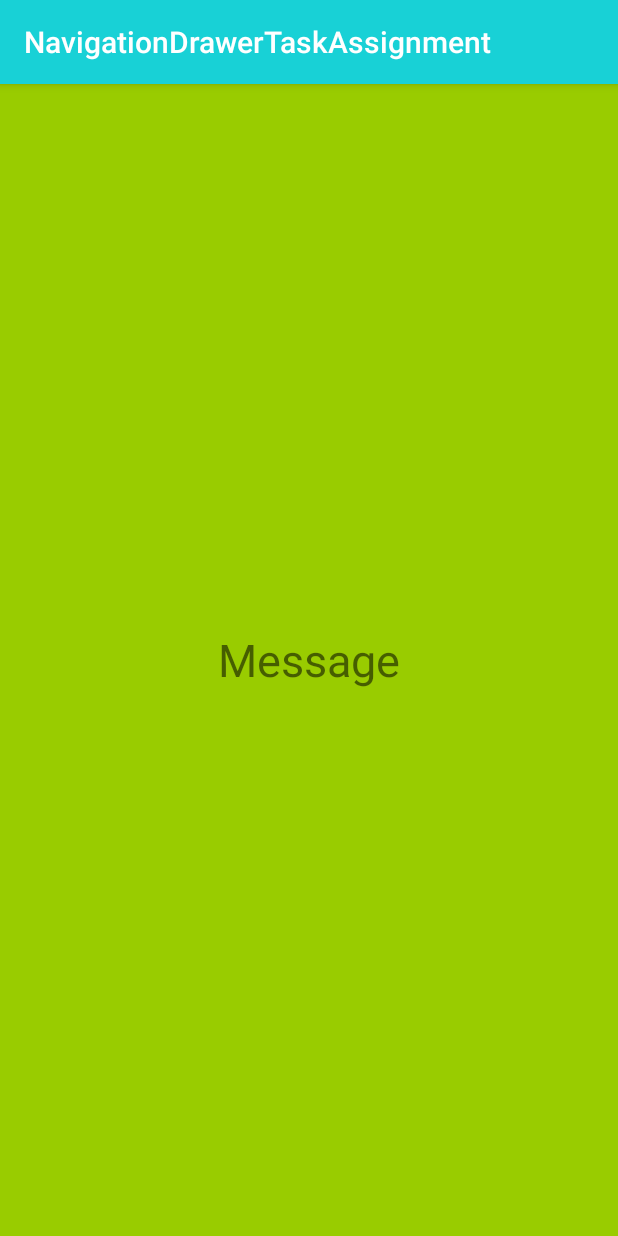
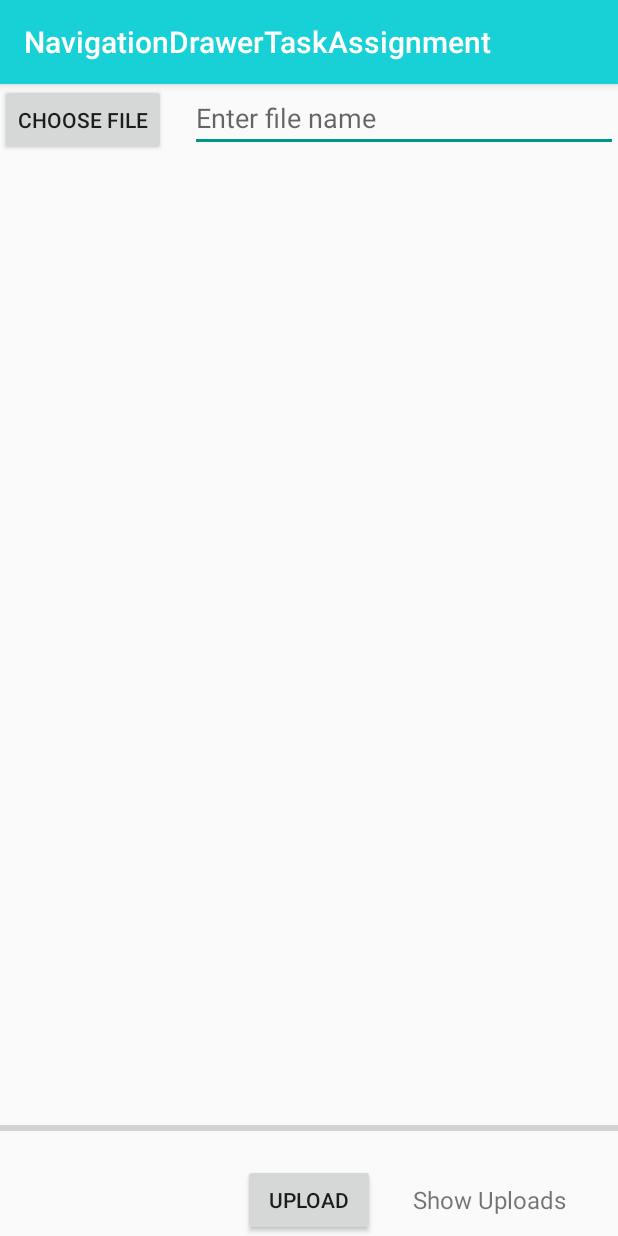
Before and after one commit to dexgier/portfolio_individual_assignment_resit, an Android app: the fragment MessageFragment shown on its own in the app's theme, on a phone screen of 412 x 824 dp. Run offline under Robolectric (Android 15) with nearby library versions, the light colour scheme and no system bars; our stand-ins replace Picasso.

Commit message:
Added upload screen

```diff
--- a/app/build.gradle
+++ b/app/build.gradle
@@ -31,7 +31,7 @@ dependencies {
     testImplementation 'junit:junit:4.12'
     androidTestImplementation 'com.android.support.test:runner:1.0.2'
     androidTestImplementation 'com.android.support.test.espresso:espresso-core:3.0.2'
-
+    implementation 'com.squareup.picasso:picasso:2.5.2'
     def room_version = "1.1.1"
     implementation "android.arch.persistence.room:runtime:$room_version"
     annotationProcessor "android.arch.persistence.room:compiler:$room_version"
--- a/app/src/main/AndroidManifest.xml
+++ b/app/src/main/AndroidManifest.xml
@@ -1,6 +1,8 @@
 <?xml version="1.0" encoding="utf-8"?>
 <manifest xmlns:android="http://schemas.android.com/apk/res/android"
     package="com.example.navigationdrawertaskassignment">
+
+    <uses-permission android:name="android.permission.INTERNET"/>
 
     <application
         android:allowBackup="true"
--- a/app/src/main/java/com/example/navigationdrawertaskassignment/Fragment/MessageFragment.java
+++ b/app/src/main/java/com/example/navigationdrawertaskassignment/Fragment/MessageFragment.java
@@ -1,5 +1,8 @@
 package com.example.navigationdrawertaskassignment.Fragment;
 
+import android.content.Context;
+import android.content.Intent;
+import android.net.Uri;
 import android.os.Bundle;
 import android.support.annotation.NonNull;
 import android.support.annotation.Nullable;
@@ -7,14 +10,80 @@ import android.support.v4.app.Fragment;
 import android.view.LayoutInflater;
 import android.view.View;
 import android.view.ViewGroup;
+import android.widget.Button;
+import android.widget.EditText;
+import android.widget.ImageView;
+import android.widget.ProgressBar;
+import android.widget.TextView;
 
 import com.example.navigationdrawertaskassignment.R;
+import com.squareup.picasso.Picasso;
+
+import static android.app.Activity.RESULT_OK;
 
 public class MessageFragment extends Fragment {
+
+
+    private static final int PICK_IMAGE_REQUEST = 1;
+    private Button mButtonChooseImage;
+    private Button mButtonUpload;
+    private EditText mEditTextFileName;
+    private ImageView mImageView;
+    private ProgressBar mProgressBar;
+    private Uri mImageUri;
 
     @Nullable
     @Override
     public View onCreateView(@NonNull LayoutInflater inflater, @Nullable ViewGroup container, @Nullable Bundle savedInstanceState) {
-        return inflater.inflate(R.layout.fragment_message, container, false);
+        View view = inflater.inflate(R.layout.fragment_message,container,false);
+        mButtonChooseImage = view.findViewById(R.id.button_choose_image);
+        mButtonUpload = view.findViewById(R.id.button_upload);
+        initButtons();
+
+
+
+        mEditTextFileName = view.findViewById(R.id.edit_text_file_name);
+        mImageView = view.findViewById(R.id.image_view);
+        mProgressBar = view.findViewById(R.id.progress_bar);
+
+
+        return view;
     }
+
+    private void openFileChooser() {
+        Intent intent = new Intent();
+        intent.setType("image/*");
+        intent.setAction(Intent.ACTION_GET_CONTENT);
+        startActivityForResult(intent, PICK_IMAGE_REQUEST);
+    }
+
+    @Override
+    public void onActivityResult(int requestCode, int resultCode, Intent data) {
+        super.onActivityResult(requestCode, resultCode, data);
+
+        if (requestCode == PICK_IMAGE_REQUEST && resultCode == RESULT_OK
+                && data != null && data.getData() != null) {
+            mImageUri = data.getData();
+
+            Picasso.with(getActivity().getApplicationContext()).load(mImageUri).into(mImageView);
+        }
+    }
+
+    private void initButtons() {
+        mButtonChooseImage.setOnClickListener(new View.OnClickListener() {
+            @Override
+            public void onClick(View v) {
+                openFileChooser();
+            }
+        });
+
+        mButtonUpload.setOnClickListener(new View.OnClickListener() {
+            @Override
+            public void onClick(View v) {
+
+            }
+        });
+
+    }
+
 }
--- a/app/src/main/res/layout/fragment_message.xml
+++ b/app/src/main/res/layout/fragment_message.xml
@@ -1,13 +1,55 @@
 <?xml version="1.0" encoding="utf-8"?>
 <RelativeLayout xmlns:android="http://schemas.android.com/apk/res/android"
-    android:layout_width="match_parent" android:layout_height="match_parent"
-    android:background="@android:color/holo_green_light">
+    android:layout_width="match_parent" android:layout_height="match_parent">
 
+    <Button
+        android:id="@+id/button_choose_image"
+        android:layout_width="wrap_content"
+        android:layout_height="wrap_content"
+        android:text="Choose file" />
+
+    <EditText
+        android:id="@+id/edit_text_file_name"
+        android:layout_width="match_parent"
+        android:layout_height="wrap_content"
+        android:layout_marginStart="16dp"
+        android:layout_toEndOf="@+id/button_choose_image"
+        android:hint="Enter file name" />
+
+    <ImageView
+        android:id="@+id/image_view"
+        android:layout_width="match_parent"
+        android:layout_height="match_parent"
+        android:layout_above="@id/progress_bar"
+        android:layout_below="@id/edit_text_file_name"
+        android:layout_marginTop="16dp" />
+
+    <ProgressBar
+        android:id="@+id/progress_bar"
+        style="@style/Widget.AppCompat.ProgressBar.Horizontal"
+        android:layout_width="match_parent"
+        android:layout_height="wrap_content"
+        android:layout_above="@+id/button_upload"
+        android:layout_alignParentStart="true"
+        android:layout_marginBottom="16dp" />
+
+    <Button
+        android:id="@+id/button_upload"
+        android:layout_width="wrap_content"
+        android:layout_height="wrap_content"
+        android:layout_alignParentBottom="true"
+        android:layout_centerHorizontal="true"
+        android:text="Upload" />
 
     <TextView
+        android:id="@+id/text_view_show_uploads"
         android:layout_width="wrap_content"
         android:layout_height="wrap_content"
-        android:text="Message"
-        android:textSize="30sp"
-        android:layout_centerInParent="true"/>
+        android:layout_alignBottom="@+id/button_upload"
+        android:layout_alignTop="@+id/button_upload"
+        android:layout_marginStart="25dp"
+        android:layout_toEndOf="@+id/button_upload"
+        android:gravity="center"
+        android:text="Show Uploads"
+        android:textSize="16sp" />
 </RelativeLayout>
```
